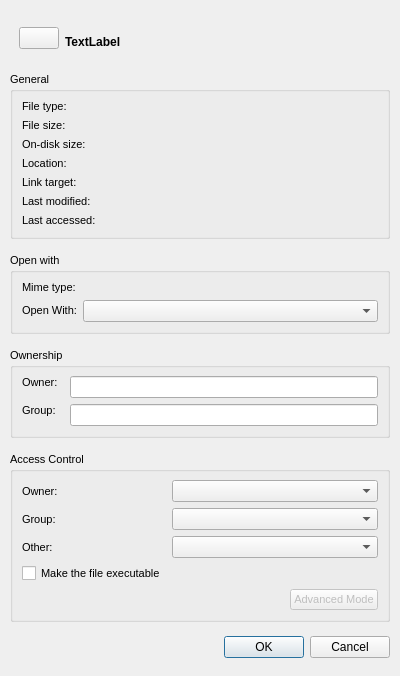
Before: the Qt Designer form libfm-qt/file-props.ui in lxqt/pcmanfm-qt, drawn with Qt 5.
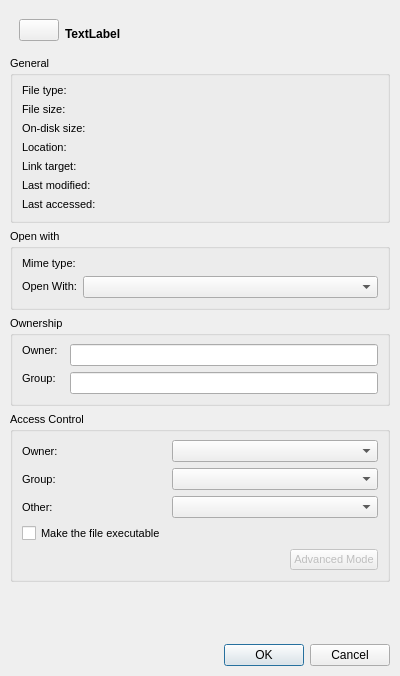
After: the same form once the commit is applied. Icons and pictures are not drawn. Custom widgets are drawn as their Qt base class.

Commit message: Add spacer in properties and reduce verbosity

What changed in the file:
```diff
--- a/libfm-qt/file-props.ui
+++ b/libfm-qt/file-props.ui
@@ -515,6 +515,19 @@
      </layout>
     </widget>
    </item>
+   <item>
+    <spacer name="verticalSpacer">
+     <property name="orientation">
+      <enum>Qt::Vertical</enum>
+     </property>
+     <property name="sizeHint" stdset="0">
+      <size>
+       <width>20</width>
+       <height>40</height>
+      </size>
+     </property>
+    </spacer>
+   </item>
    <item>
     <widget class="QDialogButtonBox" name="buttonBox">
      <property name="sizePolicy">
```
The commit also changes 1 other file.
